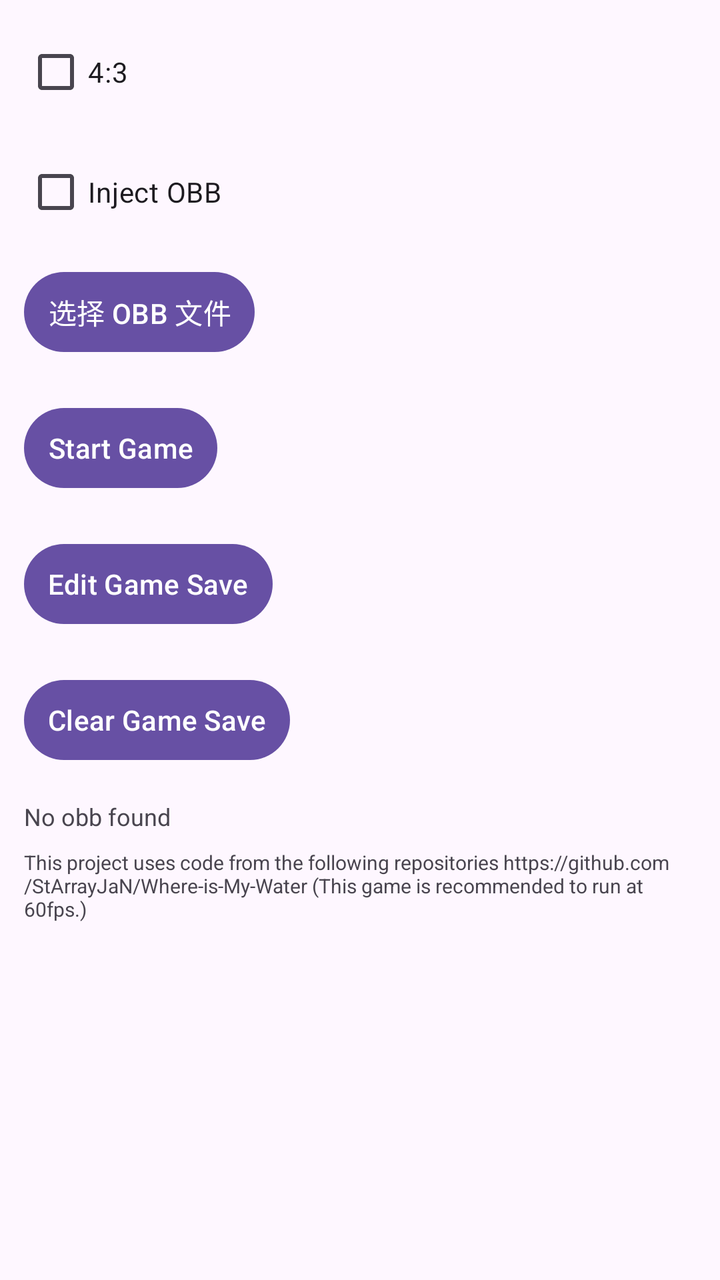
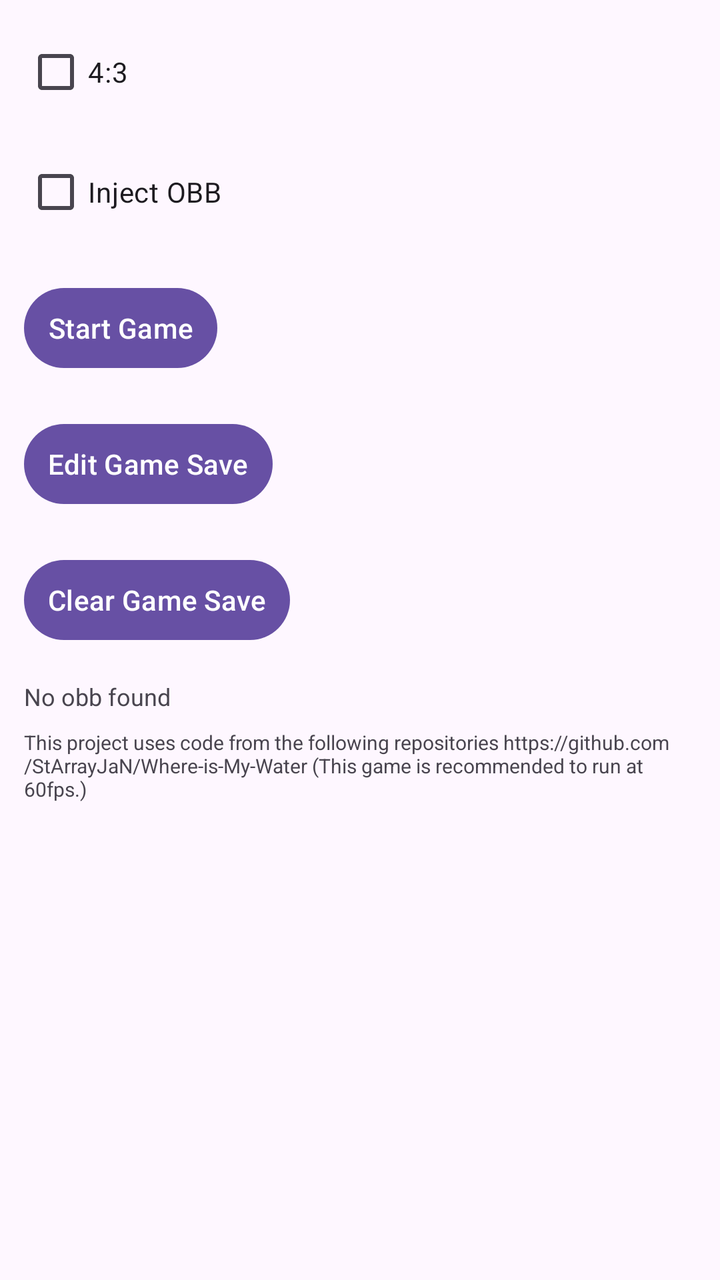

Screens rendered from an Android XML layout before and after an edit, with the pre-edit source and the edit as a unified diff.
<!-- AndroidManifest.xml: application theme AppTheme -->
<!-- res/layout/activity_main.xml -->
<?xml version="1.0" encoding="utf-8"?>
<LinearLayout xmlns:android="http://schemas.android.com/apk/res/android"
    xmlns:app="http://schemas.android.com/apk/res-auto"
    android:layout_width="match_parent"
    android:layout_height="match_parent"
    android:orientation="vertical"
    android:padding="8dp">

    <CheckBox
        android:id="@+id/resetSize"
        android:layout_width="wrap_content"
        android:layout_height="wrap_content"
        android:text="4:3"
        android:layout_marginStart="4dp"
        android:layout_marginTop="4dp" />

    <CheckBox
        android:id="@+id/loadGameOBB"
        android:layout_width="wrap_content"
        android:layout_height="wrap_content"
        android:text="@string/load_game_obb"
        android:layout_marginStart="4dp"
        android:layout_marginTop="12dp" />

    <Button
        android:id="@+id/chooseObbBtn"
        android:layout_width="wrap_content"
        android:layout_height="wrap_content"
        android:text="选择 OBB 文件"
        android:layout_marginStart="4dp"
        android:layout_marginTop="12dp"
        android:paddingVertical="6dp"
        android:paddingHorizontal="12dp" />

    <Button
        android:id="@+id/startGame"
        android:layout_width="wrap_content"
        android:layout_height="wrap_content"
        android:text="@string/start_game"
        android:layout_marginStart="4dp"
        android:layout_marginTop="20dp"
        android:paddingVertical="6dp"
        android:paddingHorizontal="12dp" />

    <Button
        android:id="@+id/editGameSave"
        android:layout_width="wrap_content"
        android:layout_height="wrap_content"
        android:text="@string/edit_game_save"
        android:layout_marginStart="4dp"
        android:layout_marginTop="20dp"
        android:paddingVertical="6dp"
        android:paddingHorizontal="12dp" />

    <Button
        android:id="@+id/clearGameSave"
        android:layout_width="wrap_content"
        android:layout_height="wrap_content"
        android:text="@string/clear_game_save"
        android:layout_marginStart="4dp"
        android:layout_marginTop="20dp"
        android:paddingVertical="6dp"
        android:paddingHorizontal="12dp" />

    <TextView
        android:id="@+id/checkObb"
        android:layout_width="wrap_content"
        android:layout_height="wrap_content"
        android:text="@string/have_not_obb"
        android:layout_marginStart="4dp"
        android:layout_marginTop="16dp"
        android:textSize="12sp" />

    <TextView
        android:layout_width="wrap_content"
        android:layout_height="wrap_content"
        android:text="@string/tip"
        android:layout_marginStart="4dp"
        android:layout_marginTop="8dp"
        android:textSize="10sp" />
</LinearLayout>
<!-- resources referenced by this layout -->
<resources>
  <string name="clear_game_save">Clear Game Save</string>
  <string name="edit_game_save">Edit Game Save</string>
  <string name="have_not_obb">No obb found</string>
  <string name="load_game_obb">Inject OBB</string>
  <string name="start_game">Start Game</string>
  <string name="tip">This project uses code from the following repositories https://github.com/StArrayJaN/Where-is-My-Water (This game is recommended to run at 60fps.)</string>
  <style name="AppTheme" parent="Base.AppTheme" />
  <style name="Base.AppTheme" parent="Theme.Material3.DayNight.NoActionBar">
      
      
      
      
      <item name="materialAlertDialogTheme">@style/Theme.TransparentDialog</item>
    </style>
  <style name="Theme.TransparentDialog" parent="@style/ThemeOverlay.Material3.MaterialAlertDialog">
        
        <item name="android:windowBackground">@android:color/transparent</item>
        <item name="android:background">@android:color/transparent</item>
      
        
        <item name="shapeAppearance">@style/TransparentShapeAppearance</item>
      
        
        <item name="android:backgroundDimEnabled">true</item>
        <item name="android:backgroundDimAmount">0.5</item>
    </style>
  <style name="TransparentShapeAppearance" parent="ShapeAppearance.Material3.MediumComponent">
        <item name="cornerFamily">rounded</item>
        <item name="cornerSize">16dp</item>
    </style>
</resources>

<!-- the commit's change to res/layout/activity_main.xml (unified diff, before → after) -->
@@ -21,16 +21,6 @@
         android:text="@string/load_game_obb"
         android:layout_marginStart="4dp"
         android:layout_marginTop="12dp" />
-
-    <Button
-        android:id="@+id/chooseObbBtn"
-        android:layout_width="wrap_content"
-        android:layout_height="wrap_content"
-        android:text="选择 OBB 文件"
-        android:layout_marginStart="4dp"
-        android:layout_marginTop="12dp"
-        android:paddingVertical="6dp"
-        android:paddingHorizontal="12dp" />
 
     <Button
         android:id="@+id/startGame"
